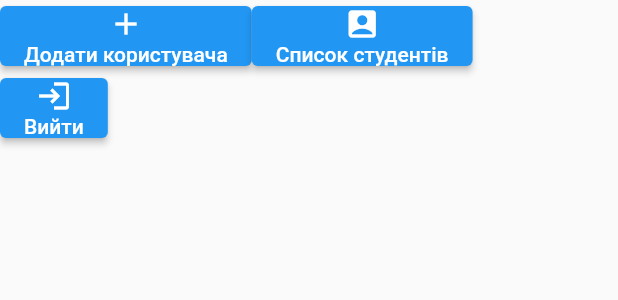
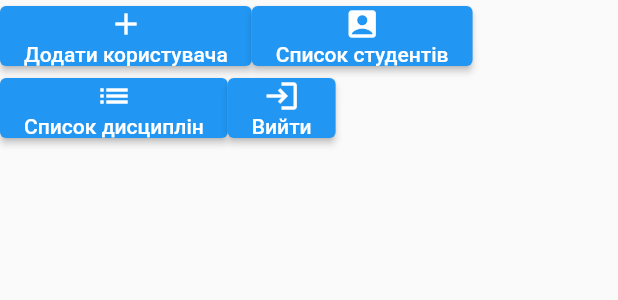
Before and after one commit to nograve/electronic_journal, a Flutter app: the HomePageMainTab widget shown alone on an empty page, opened directly with empty values, on a phone screen of 412 x 824 dp. Shown: the top 300 px of the screen. Run offline on Flutter 3.47's test engine with Material 2 defaults, Android fonts, the phone set to English and light mode, and no system bars; our stand-ins replace cloud_firestore, firebase_auth, firebase_core; accounts and stored records are empty.

Commit message:
buttons added

```diff
--- /dev/null
+++ b/lib/buttons/show_disciplines_list_button.dart
@@ -0,0 +1,18 @@
+import 'package:flutter/material.dart';
+
+class ShowDisciplinesListButton extends StatelessWidget {
+  const ShowDisciplinesListButton({Key? key}) : super(key: key);
+
+  @override
+  Widget build(BuildContext context) {
+    return ElevatedButton(
+        onPressed: () {},
+        child: Column(
+          children: [
+            Icon(Icons.list),
+            Text('Список дисциплін'),
+          ],
+        )
+    );
+  }
+}
--- a/lib/tabs/home_page_main_tab.dart
+++ b/lib/tabs/home_page_main_tab.dart
@@ -1,5 +1,7 @@
 import 'package:electronic_journal/buttons/add_user_button.dart';
 import 'package:electronic_journal/buttons/logout_button.dart';
+import 'package:electronic_journal/buttons/show_disciplines_list_button.dart';
+import 'package:electronic_journal/buttons/show_my_disciplines_button.dart';
 import 'package:electronic_journal/buttons/show_students_button.dart';
 import 'package:electronic_journal/user_types/user_type.dart';
 import 'package:flutter/material.dart';
@@ -25,10 +27,16 @@ class _HomePageMainTabState extends State<HomePageMainTab> {
           children: [
             Row(
               children: [
+                ShowMyDisciplinesButton(),
                 ShowStudentsButton(),
+              ],
+            ),
+            Row(
+              children: [
+                ShowDisciplinesListButton(),
                 LogOutButton(widget._onLogOut),
               ],
-            ),
+            )
           ],
         );
 
@@ -38,9 +46,15 @@ class _HomePageMainTabState extends State<HomePageMainTab> {
             Row(
               children: [
                 ShowStudentsButton(),
+                ShowStudentsButton(),
+              ],
+            ),
+            Row(
+              children: [
+                ShowDisciplinesListButton(),
                 LogOutButton(widget._onLogOut),
               ],
-            ),
+            )
           ],
         );
 
@@ -55,6 +69,7 @@ class _HomePageMainTabState extends State<HomePageMainTab> {
             ),
             Row(
               children: [
+                ShowDisciplinesListButton(),
                 LogOutButton(widget._onLogOut),
               ],
             )
@@ -72,6 +87,7 @@ class _HomePageMainTabState extends State<HomePageMainTab> {
             ),
             Row(
               children: [
+                ShowDisciplinesListButton(),
                 LogOutButton(widget._onLogOut),
               ],
             )
```
Also changed, not shown: lib/buttons/show_my_disciplines_button.dart (added, +18 -0 lines).
